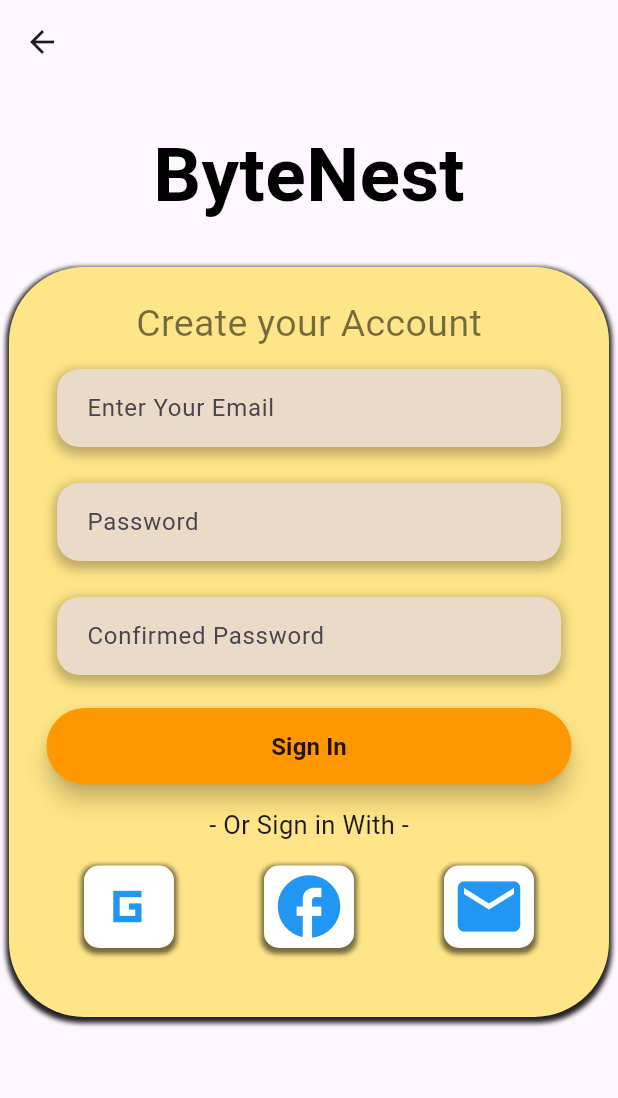
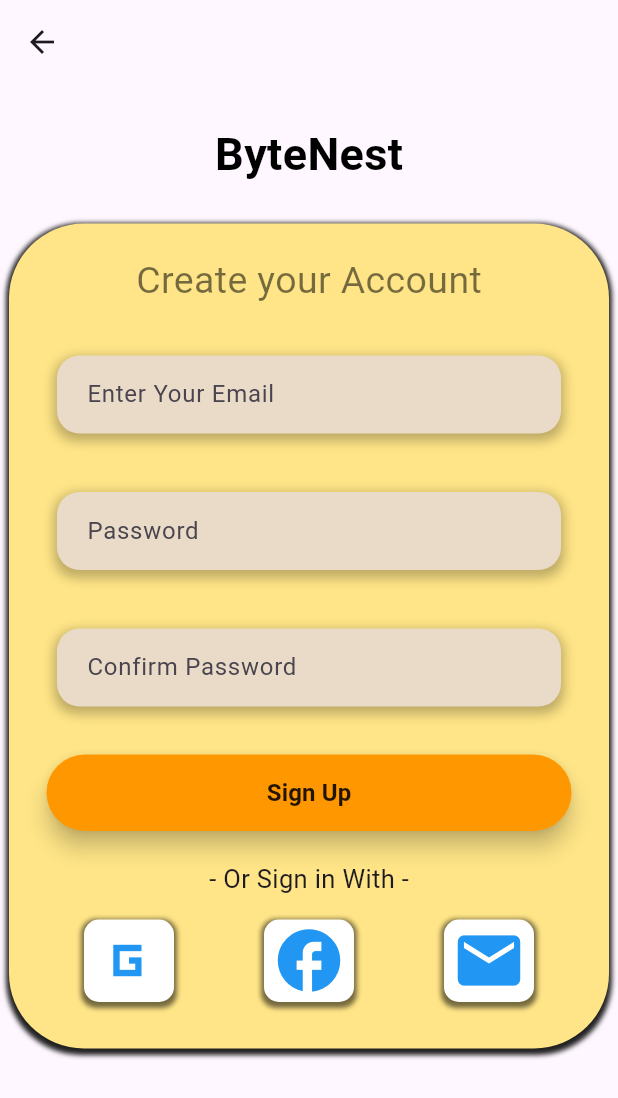
Before and after one commit to Urooj-Akthar/project_home_automation, a Flutter app: the LoginPage screen opened directly, after a tap on "Sign Up", on a phone screen of 412 x 824 dp. Shown: the top 1098 px of the screen. Run offline on Flutter 3.47's test engine with Material 3 defaults, Android fonts, the phone set to English and light mode, and no system bars; network calls fail.

Commit message:
FIre BASE ADD THIS PAGE

```diff
--- a/lib/login_page.dart
+++ b/lib/login_page.dart
@@ -1,6 +1,9 @@
+import 'dart:convert';
 import 'package:flutter/material.dart';
 import 'package:project_home_automation/footer_page.dart';
 import 'package:project_home_automation/sign%20_in_page.dart';
+// import 'package:project_home_automation/sign_in_page.dart';
+import 'package:http/http.dart' as http;
 
 class LoginPage extends StatefulWidget {
   const LoginPage({super.key});
@@ -10,6 +13,70 @@ class LoginPage extends StatefulWidget {
 }
 
 class _LoginPageState extends State<LoginPage> {
+  final TextEditingController _emailController = TextEditingController();
+  final TextEditingController _passwordController = TextEditingController();
+  bool _isLoading = false;
+
+  @override
+  void dispose() {
+    _emailController.dispose();
+    _passwordController.dispose();
+    super.dispose();
+  }
+
+  Future<void> _signIn(BuildContext context) async {
+    setState(() => _isLoading = true);
+
+    const url =
+        "https://identitytoolkit.googleapis.com/v1/accounts:signInWithPassword?key=AIzaSyDhqB07u6Z0bz3DJA4pJkEmHpu9a_EEmMU";
+
+    try {
+      final response = await http.post(
+        Uri.parse(url),
+        headers: {'Content-Type': 'application/json'},
+        body: json.encode({
+          'email': _emailController.text.trim(),
+          'password': _passwordController.text,
+          'returnSecureToken': true,
+        }),
+      );
+
+      final responseData = json.decode(response.body);
+
+      if (response.statusCode == 200) {
+        // Successful login
+        if (!mounted) return;
+        Navigator.pushReplacement(
+          context,
+          MaterialPageRoute(builder: (context) => HomePage_foter()),
+        );
+      } else {
+        // Handle error
+        final errorMessage =
+            responseData['error']['message'] ?? 'Invalid login details';
+        if (!mounted) return;
+        ScaffoldMessenger.of(context).showSnackBar(
+          SnackBar(
+            content: Text(errorMessage),
+            backgroundColor: Colors.red,
+          ),
+        );
+      }
+    } catch (error) {
+      if (!mounted) return;
+      ScaffoldMessenger.of(context).showSnackBar(
+        SnackBar(
+          content: Text('An error occurred. Please try again.'),
+          backgroundColor: Colors.red,
+        ),
+      );
+    } finally {
+      if (mounted) {
+        setState(() => _isLoading = false);
+      }
+    }
+  }
+
   @override
   Widget build(BuildContext context) {
     return Scaffold(
@@ -39,7 +106,8 @@ class _LoginPageState extends State<LoginPage> {
                   spreadRadius: 2,
                   blurRadius: 2,
                   offset: Offset(0, 2),
-                    color: Colors.black87)
+                  color: Colors.black87,
+                )
               ],
             ),
             child: Padding(
@@ -64,6 +132,7 @@ class _LoginPageState extends State<LoginPage> {
                       ],
                     ),
                     child: TextField(
+                      controller: _emailController,
                       decoration: InputDecoration(
                         hintText: "example@gmail.com",
                         labelText: "Enter Your Email",
@@ -76,6 +145,7 @@ class _LoginPageState extends State<LoginPage> {
                         contentPadding:
                             EdgeInsets.symmetric(horizontal: 16, vertical: 14),
                       ),
+                      keyboardType: TextInputType.emailAddress,
                     ),
                   ),
                   Container(
@@ -92,8 +162,10 @@ class _LoginPageState extends State<LoginPage> {
                       ],
                     ),
                     child: TextField(
+                      controller: _passwordController,
+                      obscureText: true,
                       decoration: InputDecoration(
-                        hintText: "At least 12 chareactor",
+                        hintText: "At least 12 characters",
                         labelText: "Enter Your Password",
                         border: OutlineInputBorder(
                           borderRadius: BorderRadius.circular(15),
@@ -106,16 +178,9 @@ class _LoginPageState extends State<LoginPage> {
                       ),
                     ),
                   ),
-                  SizedBox(
-                    height: 10,
-                  ),
+                  SizedBox(height: 10),
                   ElevatedButton(
-                    onPressed: () {
-                      Navigator.push(
-                          context,
-                          MaterialPageRoute(
-                              builder: (context) => HomePage_foter()));
-                    },
+                    onPressed: _isLoading ? null : () => _signIn(context),
                     style: ElevatedButton.styleFrom(
                       backgroundColor: Colors.orange,
                       foregroundColor: Colors.black87,
@@ -125,7 +190,9 @@ class _LoginPageState extends State<LoginPage> {
                       elevation: 6,
                       shadowColor: Colors.black,
                     ),
-                    child: Text(
+                    child: _isLoading
+                        ? CircularProgressIndicator(color: Colors.white)
+                        : Text(
                             "Sign In",
                             style: TextStyle(
                               fontSize: 16,
@@ -133,18 +200,12 @@ class _LoginPageState extends State<LoginPage> {
                             ),
                           ),
                   ),
-                  SizedBox(
-                    height: 15,
-                  ),
+                  SizedBox(height: 15),
                   Text(
                     "- Or Sign in With -",
-                    style: TextStyle(
-                      fontSize: 17,
+                    style: TextStyle(fontSize: 17),
                   ),
-                  ),
-                  SizedBox(
-                    height: 15,
-                  ),
+                  SizedBox(height: 15),
                   Row(
                     mainAxisAlignment: MainAxisAlignment.spaceAround,
                     children: [
@@ -161,7 +222,8 @@ class _LoginPageState extends State<LoginPage> {
                                 spreadRadius: 2,
                                 blurRadius: 2,
                                 offset: Offset(0, 2),
-                                  color: Colors.black54)
+                                color: Colors.black54,
+                              )
                             ],
                           ),
                           child: Icon(
@@ -184,7 +246,8 @@ class _LoginPageState extends State<LoginPage> {
                                 spreadRadius: 2,
                                 blurRadius: 2,
                                 offset: Offset(0, 2),
-                                  color: Colors.black54)
+                                color: Colors.black54,
+                              )
                             ],
                           ),
                           child: Icon(
@@ -207,7 +270,8 @@ class _LoginPageState extends State<LoginPage> {
                                 spreadRadius: 2,
                                 blurRadius: 2,
                                 offset: Offset(0, 2),
-                                  color: Colors.black54)
+                                color: Colors.black54,
+                              )
                             ],
                           ),
                           child: Icon(
@@ -219,32 +283,24 @@ class _LoginPageState extends State<LoginPage> {
                       ),
                     ],
                   ),
-                  SizedBox(
-                    height: 15,
-                  ),
+                  SizedBox(height: 15),
                   Row(
                     mainAxisAlignment: MainAxisAlignment.center,
                     children: [
-                      Text(
-                        "Don't have an account ?",
-                        style: TextStyle(
-                          fontSize: 15,
-                        ),
-                      ),
+                      Text("Don't have an account?"),
                       TextButton(
                         onPressed: () {
                           Navigator.push(
                             context,
                             MaterialPageRoute(
-                                    builder: (context) => SignInPage()));
+                                builder: (context) => SignInPage()),
+                          );
                         },
                         child: Text(
                           "Sign Up",
-                            style: TextStyle(
-                              color: Colors.blue,
-                              fontSize: 15,
+                          style: TextStyle(color: Colors.blue),
                         ),
-                          ))
+                      )
                     ],
                   ),
                 ],
--- a/lib/sign _in_page.dart
+++ b/lib/sign _in_page.dart
@@ -1,6 +1,8 @@
+import 'dart:convert';
 import 'package:flutter/material.dart';
-import 'package:project_home_automation/footer_page.dart';
 import 'package:project_home_automation/living_room.dart';
+import 'package:http/http.dart' as http;
+import 'package:project_home_automation/login_page.dart';
 
 class SignInPage extends StatefulWidget {
   const SignInPage({super.key});
@@ -10,21 +12,98 @@ class SignInPage extends StatefulWidget {
 }
 
 class _SignInPageState extends State<SignInPage> {
+  // Controllers moved inside state class
+  final TextEditingController _emailController = TextEditingController();
+  final TextEditingController _passwordController = TextEditingController();
+  final TextEditingController _confirmPasswordController =
+      TextEditingController();
+  bool _isLoading = false;
+
+  @override
+  void dispose() {
+    _emailController.dispose();
+    _passwordController.dispose();
+    _confirmPasswordController.dispose();
+    super.dispose();
+  }
+
+  Future<void> _signUp(BuildContext context) async {
+    if (_passwordController.text != _confirmPasswordController.text) {
+      ScaffoldMessenger.of(context).showSnackBar(
+        const SnackBar(
+          content: Text('Passwords do not match'),
+          backgroundColor: Colors.red,
+        ),
+      );
+      return;
+    }
+
+    setState(() => _isLoading = true);
+
+    const url =
+        "https://identitytoolkit.googleapis.com/v1/accounts:signUp?key=AIzaSyDhqB07u6Z0bz3DJA4pJkEmHpu9a_EEmMU";
+
+    try {
+      final response = await http.post(
+        Uri.parse(url),
+        headers: {'Content-Type': 'application/json'},
+        body: json.encode({
+          'email': _emailController.text.trim(),
+          'password': _passwordController.text,
+          'returnSecureToken': true,
+        }),
+      );
+
+      final responseData = json.decode(response.body);
+
+      if (response.statusCode == 200) {
+        // Successful sign up
+        if (!mounted) return;
+        Navigator.pushReplacement(
+          context,
+          MaterialPageRoute(builder: (context) => const LoginPage()),
+        );
+      } else {
+        // Handle error
+        final errorMessage =
+            responseData['error']['message'] ?? 'Sign up failed';
+        if (!mounted) return;
+        ScaffoldMessenger.of(context).showSnackBar(
+          SnackBar(
+            content: Text(errorMessage),
+            backgroundColor: Colors.red,
+          ),
+        );
+      }
+    } catch (error) {
+      if (!mounted) return;
+      ScaffoldMessenger.of(context).showSnackBar(
+        const SnackBar(
+          content: Text('An error occurred. Please try again.'),
+          backgroundColor: Colors.red,
+        ),
+      );
+    } finally {
+      if (mounted) {
+        setState(() => _isLoading = false);
+      }
+    }
+  }
+
   @override
   Widget build(BuildContext context) {
-    var screensize = MediaQuery.of(context).size;
-    print(screensize);
     return Scaffold(
       appBar: AppBar(
-        title: Text(""),
+        title: const Text(""),
         leading: IconButton(
           onPressed: () {
             Navigator.pop(context);
           },
-          icon: Icon(Icons.arrow_back),
+          icon: const Icon(Icons.arrow_back),
         ),
       ),
-      body: Column(
+      body: SingleChildScrollView(
+        child: Column(
           children: [
             Padding(
               padding: const EdgeInsets.all(25.0),
@@ -32,7 +111,7 @@ class _SignInPageState extends State<SignInPage> {
                 child: Text(
                   "ByteNest",
                   style: TextStyle(
-                  fontSize: 50,
+                    fontSize: 30,
                     fontWeight: FontWeight.bold,
                     color: Colors.black,
                   ),
@@ -40,17 +119,18 @@ class _SignInPageState extends State<SignInPage> {
               ),
             ),
             Container(
-            height: 500,
+              height: 550,
               width: 400,
               decoration: BoxDecoration(
-              color: Color(0xFFFFE587),
+                color: const Color(0xFFFFE587),
                 borderRadius: BorderRadius.circular(50),
                 boxShadow: [
                   BoxShadow(
                     spreadRadius: 2,
                     blurRadius: 2,
-                    offset: Offset(0, 2),
-                    color: Colors.black87)
+                    offset: const Offset(0, 2),
+                    color: Colors.black87,
+                  )
                 ],
               ),
               child: Padding(
@@ -61,8 +141,34 @@ class _SignInPageState extends State<SignInPage> {
                       "Create your Account",
                       style: TextStyle(fontSize: 25, color: Colors.black54),
                     ),
-                  Container(
-                    margin: EdgeInsets.all(12),
+                    const SizedBox(height: 20),
+                    _buildEmailField(),
+                    const SizedBox(height: 15),
+                    _buildPasswordField(),
+                    const SizedBox(height: 15),
+                    _buildConfirmPasswordField(),
+                    const SizedBox(height: 20),
+                    _buildSignUpButton(context),
+                    const SizedBox(height: 20),
+                    Text(
+                      "- Or Sign in With -",
+                      style: TextStyle(fontSize: 17),
+                    ),
+                    const SizedBox(height: 15),
+                    _buildSocialLoginButtons(),
+                  ],
+                ),
+              ),
+            ),
+          ],
+        ),
+      ),
+    );
+  }
+
+  Widget _buildEmailField() {
+    return Container(
+      margin: const EdgeInsets.all(12),
       decoration: BoxDecoration(
         borderRadius: BorderRadius.circular(15),
         boxShadow: [
@@ -70,11 +176,13 @@ class _SignInPageState extends State<SignInPage> {
             color: Colors.black26,
             blurRadius: 6,
             spreadRadius: 2,
-                          offset: Offset(0, 3),
+            offset: const Offset(0, 3),
           ),
         ],
       ),
       child: TextField(
+        controller: _emailController,
+        keyboardType: TextInputType.emailAddress,
         decoration: InputDecoration(
           hintText: "example@gmail.com",
           labelText: "Enter Your Email",
@@ -83,14 +191,17 @@ class _SignInPageState extends State<SignInPage> {
             borderSide: BorderSide.none,
           ),
           filled: true,
-                        fillColor: Color(0xFFEADAC8),
+          fillColor: const Color(0xFFEADAC8),
           contentPadding:
-                            EdgeInsets.symmetric(horizontal: 16, vertical: 14),
+              const EdgeInsets.symmetric(horizontal: 16, vertical: 14),
         ),
       ),
-                  ),
-                  Container(
-                    margin: EdgeInsets.all(12),
+    );
+  }
+
+  Widget _buildPasswordField() {
+    return Container(
+      margin: const EdgeInsets.all(12),
       decoration: BoxDecoration(
         borderRadius: BorderRadius.circular(15),
         boxShadow: [
@@ -98,27 +209,32 @@ class _SignInPageState extends State<SignInPage> {
             color: Colors.black26,
             blurRadius: 6,
             spreadRadius: 2,
-                          offset: Offset(0, 3),
+            offset: const Offset(0, 3),
           ),
         ],
       ),
       child: TextField(
+        controller: _passwordController,
+        obscureText: true,
         decoration: InputDecoration(
-                        hintText: "At least 12 chareactor",
+          hintText: "At least 12 characters",
           labelText: "Password",
           border: OutlineInputBorder(
             borderRadius: BorderRadius.circular(15),
             borderSide: BorderSide.none,
           ),
           filled: true,
-                        fillColor: Color(0xFFEADAC8),
+          fillColor: const Color(0xFFEADAC8),
           contentPadding:
-                            EdgeInsets.symmetric(horizontal: 16, vertical: 14),
+              const EdgeInsets.symmetric(horizontal: 16, vertical: 14),
         ),
       ),
-                  ),
-                  Container(
-                    margin: EdgeInsets.all(12),
+    );
+  }
+
+  Widget _buildConfirmPasswordField() {
+    return Container(
+      margin: const EdgeInsets.all(12),
       decoration: BoxDecoration(
         borderRadius: BorderRadius.circular(15),
         boxShadow: [
@@ -126,69 +242,70 @@ class _SignInPageState extends State<SignInPage> {
             color: Colors.black26,
             blurRadius: 6,
             spreadRadius: 2,
-                          offset: Offset(0, 3),
+            offset: const Offset(0, 3),
           ),
         ],
       ),
       child: TextField(
+        controller: _confirmPasswordController,
+        obscureText: true,
         decoration: InputDecoration(
-                        hintText: "At least 12 chareactor",
-                        labelText: "Confirmed Password",
+          hintText: "Confirm your password",
+          labelText: "Confirm Password",
           border: OutlineInputBorder(
             borderRadius: BorderRadius.circular(15),
             borderSide: BorderSide.none,
           ),
           filled: true,
-                        fillColor: Color(0xFFEADAC8),
+          fillColor: const Color(0xFFEADAC8),
           contentPadding:
-                            EdgeInsets.symmetric(horizontal: 16, vertical: 14),
+              const EdgeInsets.symmetric(horizontal: 16, vertical: 14),
         ),
       ),
-                  ),
-                  SizedBox(
-                    height: 10,
-                  ),
-                  ElevatedButton(
-                    onPressed: () {
-                      Navigator.push(
-                          context,
-                          MaterialPageRoute(
-                              builder: (context) => HomePage_foter()));
-                    },
+    );
+  }
+
+  Widget _buildSignUpButton(BuildContext context) {
+    return ElevatedButton(
+      onPressed: _isLoading ? null : () => _signUp(context),
       style: ElevatedButton.styleFrom(
         backgroundColor: Colors.orange,
         foregroundColor: Colors.black87,
-                      minimumSize: Size(350, 50),
-                      padding:
-                          EdgeInsets.symmetric(horizontal: 24, vertical: 14),
+        minimumSize: const Size(350, 50),
+        padding: const EdgeInsets.symmetric(horizontal: 24, vertical: 14),
         elevation: 6,
         shadowColor: Colors.black,
       ),
-                    child: Text(
-                      "Sign In",
+      child: _isLoading
+          ? const CircularProgressIndicator(color: Colors.white)
+          : const Text(
+              "Sign Up",
               style: TextStyle(
                 fontSize: 16,
                 fontWeight: FontWeight.bold,
               ),
             ),
-                  ),
-                  SizedBox(
-                    height: 15,
-                  ),
-                  Text(
-                    "- Or Sign in With -",
-                    style: TextStyle(
-                      fontSize: 17,
-                    ),
-                  ),
-                  SizedBox(
-                    height: 15,
-                  ),
-                  Row(
+    );
+  }
+
+  Widget _buildSocialLoginButtons() {
+    return Row(
       mainAxisAlignment: MainAxisAlignment.spaceAround,
       children: [
-                      GestureDetector(
+        _buildSocialButton(icon: Icons.g_mobiledata_sharp, onTap: () {}),
+        _buildSocialButton(
+          icon: Icons.facebook,
           onTap: () {},
+        ),
+        _buildSocialButton(icon: Icons.mail, onTap: () {}),
+      ],
+    );
+  }
+
+  Widget _buildSocialButton(
+      {required IconData icon, required VoidCallback onTap}) {
+    return GestureDetector(
+      onTap: onTap,
       child: Container(
         height: 55,
         width: 60,
@@ -199,75 +316,12 @@ class _SignInPageState extends State<SignInPage> {
             BoxShadow(
               spreadRadius: 2,
               blurRadius: 2,
-                                  offset: Offset(0, 2),
-                                  color: Colors.black54)
+              offset: const Offset(0, 2),
+              color: Colors.black54,
+            )
           ],
         ),
-                          child: Icon(
-                            Icons.g_mobiledata_sharp,
-                            size: 50,
-                            color: Colors.blue,
-                          ),
-                        ),
-                      ),
-                      GestureDetector(
-                        onTap: () {
-                          Navigator.push(
-                              context,
-                              MaterialPageRoute(
-                                  builder: (context) => LivingRoom()));
-                        },
-                        child: Container(
-                          height: 55,
-                          width: 60,
-                          decoration: BoxDecoration(
-                            color: Colors.white,
-                            borderRadius: BorderRadius.circular(10),
-                            boxShadow: [
-                              BoxShadow(
-                                  spreadRadius: 2,
-                                  blurRadius: 2,
-                                  offset: Offset(0, 2),
-                                  color: Colors.black54)
-                            ],
-                          ),
-                          child: Icon(
-                            Icons.facebook,
-                            size: 50,
-                            color: Colors.blue,
-                          ),
-                        ),
-                      ),
-                      GestureDetector(
-                        onTap: () {},
-                        child: Container(
-                          height: 55,
-                          width: 60,
-                          decoration: BoxDecoration(
-                            color: Colors.white,
-                            borderRadius: BorderRadius.circular(10),
-                            boxShadow: [
-                              BoxShadow(
-                                  spreadRadius: 2,
-                                  blurRadius: 2,
-                                  offset: Offset(0, 2),
-                                  color: Colors.black54)
-                            ],
-                          ),
-                          child: Icon(
-                            Icons.mail,
-                            size: 50,
-                            color: Colors.blue,
-                          ),
-                        ),
-                      ),
-                    ],
-                  ),
-                ],
-              ),
-            ),
-          ),
-        ],
+        child: Icon(icon, size: 50, color: Colors.blue),
       ),
     );
   }
--- a/pubspec.yaml
+++ b/pubspec.yaml
@@ -34,6 +34,9 @@ dependencies:
   # The following adds the Cupertino Icons font to your application.
   # Use with the CupertinoIcons class for iOS style icons.
   cupertino_icons: ^1.0.8
+  http:
+  cloud_firestore: ^5.6.12
+  firebase_auth: ^5.7.0
 
 
 
```
Also changed, not shown: pubspec.lock, 3 other files. Lines whose indentation alone changed are shown as unchanged.
